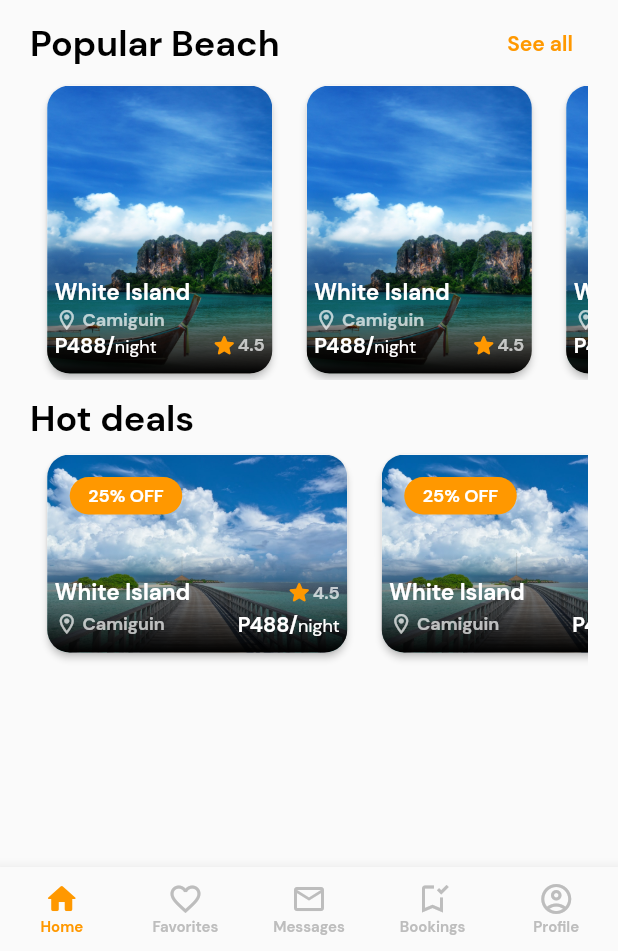
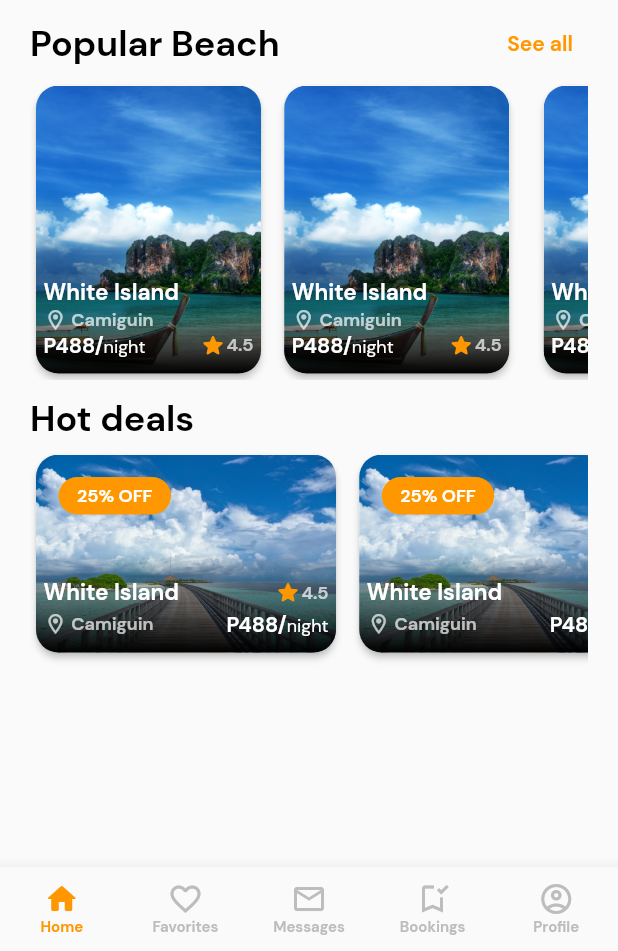
Before and after one commit to lansoyyy/hotel_booking_app, a Flutter app: the screen it shows after launch, on a phone screen of 412 x 824 dp, the part 285-1236 px from its top. Run offline on Flutter 3.47's test engine with Material 2 defaults, Android fonts, the phone set to English and light mode, and no system bars.

Commit message:
fixed spacing

```diff
--- a/lib/screens/tabs/fav_tab.dart
+++ b/lib/screens/tabs/fav_tab.dart
@@ -80,7 +80,8 @@ class _FavTabState extends State<FavTab> {
           child: SizedBox(
             child: ListView.builder(
               itemBuilder: (context, index) {
-                return const SecondaryCard(
+                return SecondaryCard(
+                  index: index,
                   inFav: true,
                   height: 125,
                   width: double.infinity,
--- a/lib/screens/tabs/home_tab.dart
+++ b/lib/screens/tabs/home_tab.dart
@@ -166,7 +166,9 @@ class _HomeTabState extends State<HomeTab> {
             child: ListView.builder(
               scrollDirection: Axis.horizontal,
               itemBuilder: (context, index) {
-                return const MainCard();
+                return MainCard(
+                  index: index,
+                );
               },
             ),
           ),
@@ -183,7 +185,9 @@ class _HomeTabState extends State<HomeTab> {
             child: ListView.builder(
               scrollDirection: Axis.horizontal,
               itemBuilder: (context, index) {
-                return const SecondaryCard();
+                return SecondaryCard(
+                  index: index,
+                );
               },
             ),
           ),
--- a/lib/widgets/cards/main_card.dart
+++ b/lib/widgets/cards/main_card.dart
@@ -4,12 +4,19 @@ import 'package:hotel/screens/pages/business_page.dart';
 import '../text_widget.dart';
 
 class MainCard extends StatelessWidget {
-  const MainCard({super.key});
+  final int index;
+
+  const MainCard({
+    super.key,
+    required this.index,
+  });
 
   @override
   Widget build(BuildContext context) {
     return Padding(
-      padding: const EdgeInsets.only(left: 7.5, right: 7.5),
+      padding: index == 0
+          ? const EdgeInsets.only(left: 0, right: 0)
+          : const EdgeInsets.only(left: 7.5, right: 7.5),
       child: GestureDetector(
         onTap: () {
           Navigator.of(context).push(
--- a/lib/widgets/cards/secondary_card.dart
+++ b/lib/widgets/cards/secondary_card.dart
@@ -9,17 +9,22 @@ class SecondaryCard extends StatelessWidget {
   final double? width;
   final bool? inFav;
 
+  final int index;
+
   const SecondaryCard({
     super.key,
     this.height = double.infinity,
     this.width = 200,
     this.inFav = false,
+    required this.index,
   });
 
   @override
   Widget build(BuildContext context) {
     return Padding(
-      padding: const EdgeInsets.only(left: 7.5, right: 7.5, top: 5, bottom: 5),
+      padding: index == 0
+          ? const EdgeInsets.only(left: 0, right: 0, top: 5, bottom: 5)
+          : const EdgeInsets.only(left: 7.5, right: 7.5, top: 5, bottom: 5),
       child: GestureDetector(
         onTap: () {
           Navigator.of(context).push(
```
